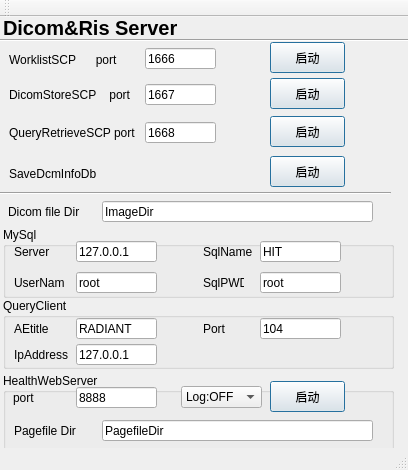
Qt form Tools/HServerManageUI/mainwindow.ui (zyq1569/HealthApp) before a commit.
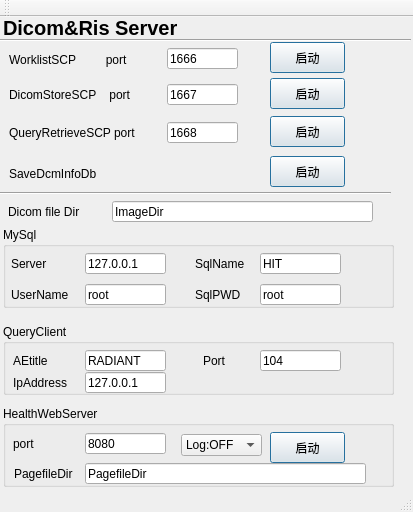
The same form after that commit.

What changed in the file:
```diff
--- a/Tools/HServerManageUI/mainwindow.ui
+++ b/Tools/HServerManageUI/mainwindow.ui
@@ -6,8 +6,8 @@
    <rect>
     <x>0</x>
     <y>0</y>
-    <width>408</width>
-    <height>470</height>
+    <width>413</width>
+    <height>512</height>
    </rect>
   </property>
   <property name="windowTitle">
@@ -19,12 +19,12 @@
      <rect>
       <x>9</x>
       <y>33</y>
-      <width>131</width>
+      <width>160</width>
       <height>20</height>
      </rect>
     </property>
     <property name="text">
-     <string>WorklistSCP      port</string>
+     <string>WorklistSCP         port</string>
     </property>
    </widget>
    <widget class="QLabel" name="label_store">
@@ -32,7 +32,7 @@
      <rect>
       <x>9</x>
       <y>68</y>
-      <width>131</width>
+      <width>160</width>
       <height>20</height>
      </rect>
     </property>
@@ -67,7 +67,7 @@
      <rect>
       <x>8</x>
       <y>185</y>
-      <width>91</width>
+      <width>100</width>
       <height>20</height>
      </rect>
     </property>
@@ -135,7 +135,7 @@
    <widget class="QLineEdit" name="port_wlm">
     <property name="geometry">
      <rect>
-      <x>145</x>
+      <x>167</x>
       <y>31</y>
       <width>71</width>
       <height>21</height>
@@ -151,7 +151,7 @@
    <widget class="QLineEdit" name="port_store">
     <property name="geometry">
      <rect>
-      <x>145</x>
+      <x>167</x>
       <y>67</y>
       <width>71</width>
       <height>21</height>
@@ -167,7 +167,7 @@
    <widget class="QLineEdit" name="port_qr">
     <property name="geometry">
      <rect>
-      <x>145</x>
+      <x>167</x>
       <y>105</y>
       <width>71</width>
       <height>21</height>
@@ -185,7 +185,7 @@
      <rect>
       <x>3</x>
       <y>0</y>
-      <width>181</width>
+      <width>261</width>
       <height>21</height>
      </rect>
     </property>
@@ -228,7 +228,7 @@
      <rect>
       <x>9</x>
       <y>106</y>
-      <width>131</width>
+      <width>160</width>
       <height>20</height>
      </rect>
     </property>
@@ -239,9 +239,9 @@
    <widget class="QLineEdit" name="Dir_Store">
     <property name="geometry">
      <rect>
-      <x>102</x>
+      <x>112</x>
       <y>184</y>
-      <width>271</width>
+      <width>261</width>
       <height>21</height>
      </rect>
     </property>
@@ -255,9 +255,9 @@
    <widget class="QLabel" name="mysqlServer">
     <property name="geometry">
      <rect>
-      <x>14</x>
-      <y>227</y>
-      <width>51</width>
+      <x>11</x>
+      <y>239</y>
+      <width>70</width>
       <height>16</height>
      </rect>
     </property>
@@ -268,8 +268,8 @@
    <widget class="QLineEdit" name="mysqlServerValue">
     <property name="geometry">
      <rect>
-      <x>76</x>
-      <y>224</y>
+      <x>85</x>
+      <y>236</y>
       <width>81</width>
       <height>21</height>
      </rect>
@@ -285,7 +285,7 @@
     <property name="geometry">
      <rect>
       <x>260</x>
-      <y>224</y>
+      <y>236</y>
       <width>81</width>
       <height>21</height>
      </rect>
@@ -300,9 +300,9 @@
    <widget class="QLabel" name="MySqldbName">
     <property name="geometry">
      <rect>
-      <x>203</x>
-      <y>227</y>
-      <width>51</width>
+      <x>195</x>
+      <y>239</y>
+      <width>70</width>
       <height>16</height>
      </rect>
     </property>
@@ -313,8 +313,8 @@
    <widget class="QLineEdit" name="mysqlUserNameValue">
     <property name="geometry">
      <rect>
-      <x>76</x>
-      <y>255</y>
+      <x>85</x>
+      <y>267</y>
       <width>81</width>
       <height>21</height>
      </rect>
@@ -329,9 +329,9 @@
    <widget class="QLabel" name="mysqlUserName">
     <property name="geometry">
      <rect>
-      <x>14</x>
-      <y>258</y>
-      <width>51</width>
+      <x>11</x>
+      <y>270</y>
+      <width>70</width>
       <height>16</height>
      </rect>
     </property>
@@ -342,9 +342,9 @@
    <widget class="QLabel" name="mysqlPWD">
     <property name="geometry">
      <rect>
-      <x>203</x>
-      <y>258</y>
-      <width>41</width>
+      <x>195</x>
+      <y>270</y>
+      <width>60</width>
       <height>16</height>
      </rect>
     </property>
@@ -356,7 +356,7 @@
     <property name="geometry">
      <rect>
       <x>260</x>
-      <y>255</y>
+      <y>267</y>
       <width>81</width>
       <height>21</height>
      </rect>
@@ -371,8 +371,8 @@
    <widget class="QLineEdit" name="AEtitle">
     <property name="geometry">
      <rect>
-      <x>76</x>
-      <y>301</y>
+      <x>85</x>
+      <y>333</y>
       <width>81</width>
       <height>21</height>
      </rect>
@@ -387,8 +387,8 @@
    <widget class="QLabel" name="mysqlServer_2">
     <property name="geometry">
      <rect>
-      <x>14</x>
-      <y>304</y>
+      <x>13</x>
+      <y>336</y>
       <width>51</width>
       <height>16</height>
      </rect>
@@ -401,7 +401,7 @@
     <property name="geometry">
      <rect>
       <x>203</x>
-      <y>304</y>
+      <y>336</y>
       <width>31</width>
       <height>16</height>
      </rect>
@@ -414,7 +414,7 @@
     <property name="geometry">
      <rect>
       <x>260</x>
-      <y>301</y>
+      <y>333</y>
       <width>81</width>
       <height>21</height>
      </rect>
@@ -429,9 +429,9 @@
    <widget class="QLabel" name="IpAddress">
     <property name="geometry">
      <rect>
-      <x>14</x>
-      <y>330</y>
-      <width>61</width>
+      <x>13</x>
+      <y>358</y>
+      <width>70</width>
       <height>16</height>
      </rect>
     </property>
@@ -442,8 +442,8 @@
    <widget class="QLineEdit" name="IpAddressValue">
     <property name="geometry">
      <rect>
-      <x>76</x>
-      <y>327</y>
+      <x>85</x>
+      <y>355</y>
       <width>81</width>
       <height>21</height>
      </rect>
@@ -459,7 +459,7 @@
     <property name="geometry">
      <rect>
       <x>13</x>
-      <y>371</y>
+      <y>417</y>
       <width>71</width>
       <height>20</height>
      </rect>
@@ -471,8 +471,8 @@
    <widget class="QLineEdit" name="port_webserver">
     <property name="geometry">
      <rect>
-      <x>76</x>
-      <y>370</y>
+      <x>85</x>
+      <y>416</y>
       <width>81</width>
       <height>21</height>
      </rect>
@@ -481,14 +481,14 @@
      <enum>Qt::LeftToRight</enum>
     </property>
     <property name="text">
-     <string>8888</string>
+     <string>8080</string>
     </property>
    </widget>
    <widget class="QPushButton" name="WebServer">
     <property name="geometry">
      <rect>
       <x>270</x>
-      <y>364</y>
+      <y>415</y>
       <width>75</width>
       <height>31</height>
      </rect>
@@ -523,21 +523,21 @@
     <property name="geometry">
      <rect>
       <x>14</x>
-      <y>404</y>
+      <y>447</y>
       <width>81</width>
       <height>20</height>
      </rect>
     </property>
     <property name="text">
-     <string>Pagefile Dir</string>
+     <string>PagefileDir</string>
     </property>
    </widget>
    <widget class="QLineEdit" name="Dir_Pagefile">
     <property name="geometry">
      <rect>
-      <x>102</x>
-      <y>403</y>
-      <width>271</width>
+      <x>85</x>
+      <y>446</y>
+      <width>281</width>
       <height>21</height>
      </rect>
     </property>
@@ -552,7 +552,7 @@
     <property name="geometry">
      <rect>
       <x>3</x>
-      <y>281</y>
+      <y>307</y>
       <width>391</width>
       <height>71</height>
      </rect>
@@ -565,7 +565,7 @@
     <property name="geometry">
      <rect>
       <x>3</x>
-      <y>356</y>
+      <y>389</y>
       <width>391</width>
       <height>81</height>
      </rect>
@@ -577,7 +577,7 @@
      <property name="geometry">
       <rect>
        <x>178</x>
-       <y>13</y>
+       <y>28</y>
        <width>81</width>
        <height>22</height>
       </rect>
@@ -618,7 +618,7 @@
       <x>3</x>
       <y>210</y>
       <width>391</width>
-      <height>71</height>
+      <height>81</height>
      </rect>
     </property>
     <property name="title">
```
Left out of the diff: 117 changed lines with no effect on the pictures.
